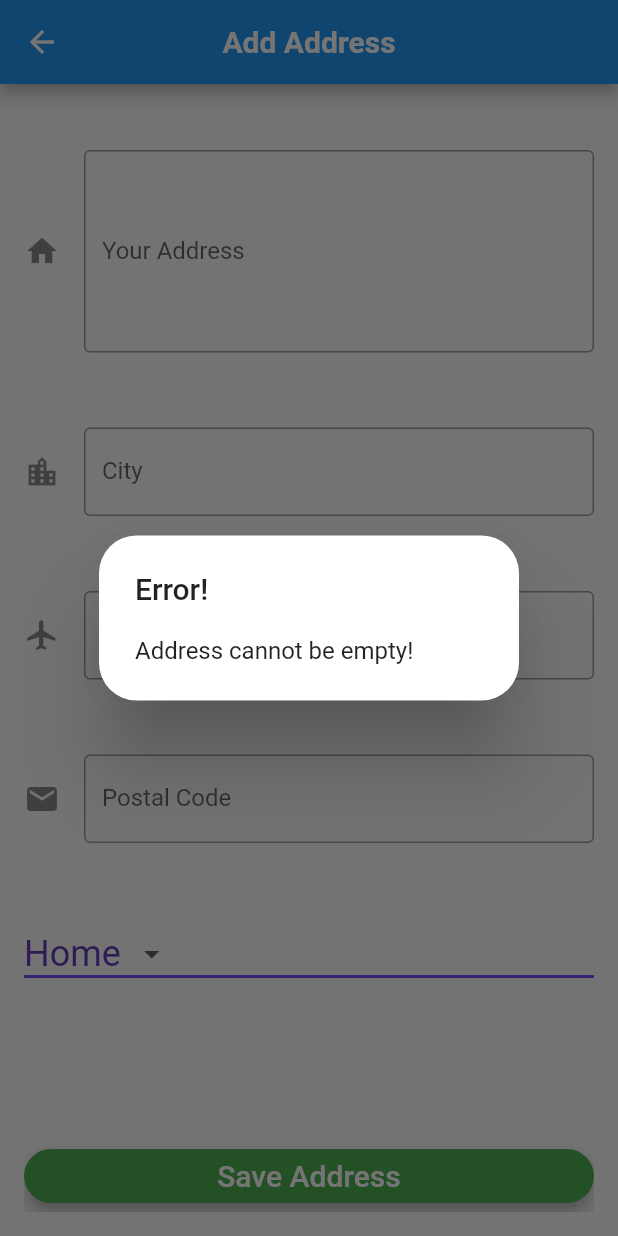
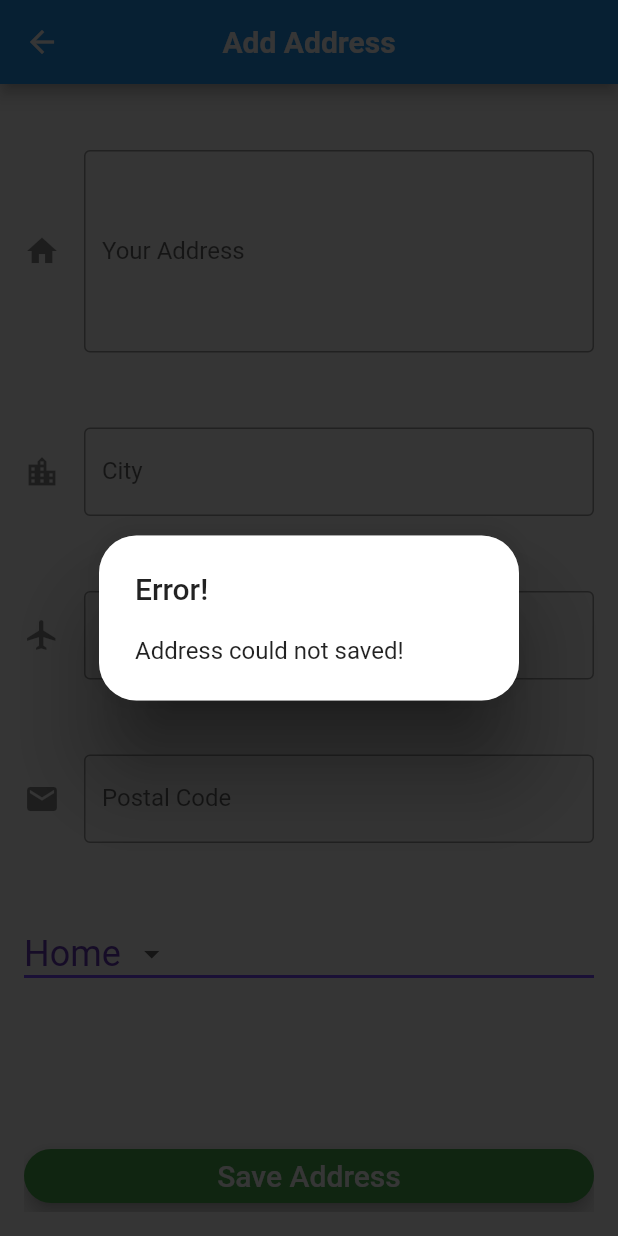
Before and after one commit to gozeloglu/BookLand, a Flutter app: the CustomerAddressAddStateful screen opened directly, scrolled down 72 dp, after a tap on "Save Address", on a phone screen of 412 x 824 dp. Run offline on Flutter 3.47's test engine with Material 2 defaults, Android fonts, the phone set to English and light mode, and no system bars; our stand-ins replace sprintf; missing offline and left inert: dart:ffi, flutter_paginator, http_auth; accounts and stored records are empty.

Commit message:
comment lines are added

```diff
--- a/bookland/lib/customer_address_add.dart
+++ b/bookland/lib/customer_address_add.dart
@@ -3,6 +3,10 @@ import 'package:bookland/main.dart';
 import 'package:flutter/cupertino.dart';
 import 'package:flutter/material.dart';
 import 'package:bookland/http_address.dart';
+
+/// This variable is responsible for informing
+/// that saving operation's status
+bool isSaved = false;
 
 class CustomerAddressAdd extends StatelessWidget {
   static const String _title = "Add Address";
@@ -71,6 +75,7 @@ class _AddressAddPageState extends State<CustomerAddressAddStateful> {
     );
   }
 
+  /// This function builds a text field to get address from user
   Widget showAddressLine() {
     return Padding(
       padding: const EdgeInsets.fromLTRB(0.0, 100.0, 0.0, 0.0),
@@ -91,6 +96,7 @@ class _AddressAddPageState extends State<CustomerAddressAddStateful> {
     );
   }
 
+  /// This function builds a text field to get city from user
   Widget showCity() {
     return Padding(
       padding: const EdgeInsets.fromLTRB(0.0, 50, 0, 0),
@@ -109,6 +115,7 @@ class _AddressAddPageState extends State<CustomerAddressAddStateful> {
     );
   }
 
+  /// This function builds a text field to get country from user
   Widget showCountry() {
     return Padding(
       padding: const EdgeInsets.fromLTRB(0.0, 50, 0, 0),
@@ -127,6 +134,7 @@ class _AddressAddPageState extends State<CustomerAddressAddStateful> {
     );
   }
 
+  /// This function builds text field to get postal code from user
   Widget showPostalCode() {
     return Padding(
       padding: const EdgeInsets.fromLTRB(0.0, 50, 0, 0),
@@ -146,6 +154,8 @@ class _AddressAddPageState extends State<CustomerAddressAddStateful> {
     );
   }
 
+  /// This function is not being used right now
+  /// TODO This can be deleted
   Widget showAddressTitle() {
     return Padding(
       padding: const EdgeInsets.fromLTRB(0, 50, 0, 0),
@@ -165,6 +175,9 @@ class _AddressAddPageState extends State<CustomerAddressAddStateful> {
     );
   }
 
+  /// This function builds a drop button
+  /// User can choose one the proper address title
+  /// Address titles : Home, Office, School
   Widget showDropButton() {
     return Padding(
       padding: const EdgeInsets.fromLTRB(0, 50, 0, 0),
@@ -194,6 +207,8 @@ class _AddressAddPageState extends State<CustomerAddressAddStateful> {
     );
   }
 
+  /// This function build a button to save address
+  /// Calls POST method
   Widget showSaveButton() {
     return Padding(
       padding: const EdgeInsets.fromLTRB(0, 100, 0, 0),
@@ -207,7 +222,7 @@ class _AddressAddPageState extends State<CustomerAddressAddStateful> {
             style: new TextStyle(fontSize: 20, color: Colors.white),
           ),
           onPressed: () {
-            // TODO Save address
+            // Inputs are retrieved by controller
             addressLine = addressLineController.text;
             city = cityController.text;
             country = countryController.text;
@@ -251,9 +266,37 @@ class _AddressAddPageState extends State<CustomerAddressAddStateful> {
                     );
                   });
             } else {
+              // Save address
+              address.saveAddress(int.parse(customerID), addressLine, city,
+                  country, postalCode, addressTitle);
+            }
 
-              address.saveAddress(
-                  int.parse(customerID), addressLine, city, country, postalCode, addressTitle);
+            // Show up alert dialogs
+            // If address is saved successfully, show up successful message
+            // If address is not saved successfully, show up successful message
+            if (isSaved) {
+              showDialog(
+                  context: context,
+                  builder: (BuildContext context) {
+                    return AlertDialog(
+                      title: Text("Saved!"),
+                      content: Text("Address is saved successfully!"),
+                      shape: new RoundedRectangleBorder(
+                          borderRadius: new BorderRadius.circular(25)),
+                    );
+                  });
+              Navigator.of(context).pop();
+            } else {
+              showDialog(
+                  context: context,
+                  builder: (BuildContext context) {
+                    return AlertDialog(
+                      title: Text("Error!"),
+                      content: Text("Address could not saved!"),
+                      shape: new RoundedRectangleBorder(
+                          borderRadius: new BorderRadius.circular(25)),
+                    );
+                  });
             }
           }),
     );
--- a/bookland/lib/http_address.dart
+++ b/bookland/lib/http_address.dart
@@ -1,10 +1,19 @@
 import 'dart:convert';
 import 'package:http/http.dart' as http;
+import 'customer_address_add.dart';
 
 class Address {
+  /// @param: userId represents user's unique id to save in correct location in db
+  /// @param: addressLine represents the whole address of the user
+  /// @param: city represents the city of the address
+  /// @param: country represents the country of the address
+  /// @param: postalCode represents the postal code of the address
+  /// @param: addressTitle represents which type of address
+  /// This function saves the address of the user in database
+  /// Sends POST request to backend with user id
+  /// isSaved variable is updated
   Future<String> saveAddress(int userId, String addressLine, String city,
       String country, String postalCode, String addressTitle) async {
-
     String username = 'Daryl';
     String password = 'WalkingDead';
 
@@ -13,7 +22,10 @@ class Address {
 
     // Body attributes for POST
     Map<String, String> cityCountryMap = {"city": city, "country": country};
-    Map<String, dynamic> postalCodeCityMap = {"postalCode": postalCode, "city": cityCountryMap};
+    Map<String, dynamic> postalCodeCityMap = {
+      "postalCode": postalCode,
+      "city": cityCountryMap
+    };
 
     http.Response response = await http.post(
         "http://10.0.2.2:8080/saveAddress/$userId",
@@ -26,6 +38,11 @@ class Address {
           "addressTitle": addressTitle,
           "postalCodeCity": postalCodeCityMap,
         }));
+    if (response.statusCode < 400) {
+      isSaved = true;
+    } else {
+      isSaved = false;
+    }
     if (response.statusCode < 400) {
       return "Address is added";
     } else {
```
